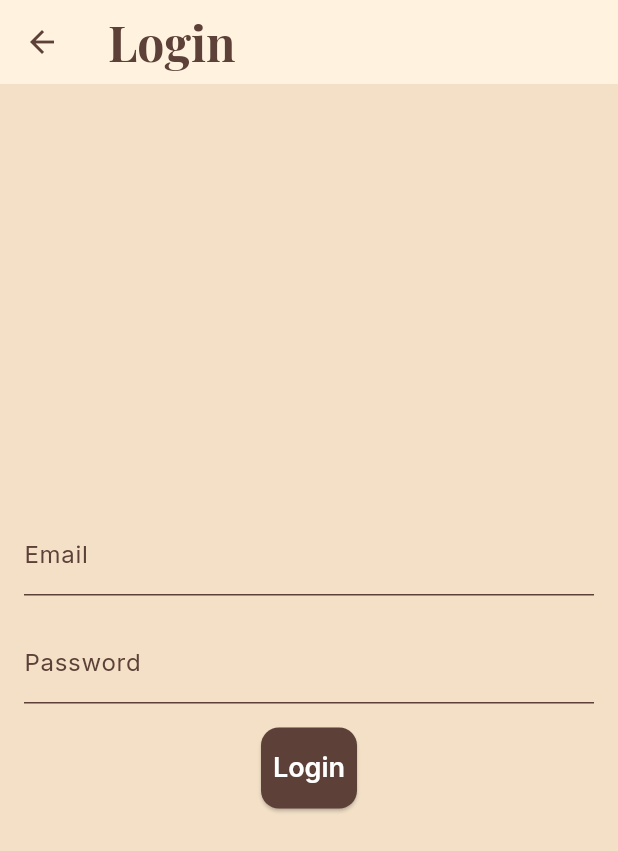
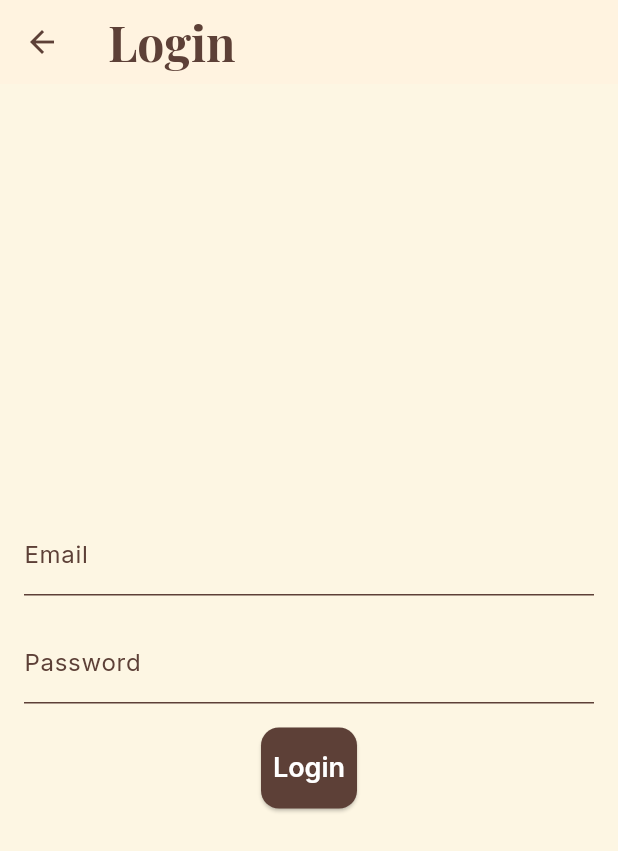
Before and after one commit to parthakre-114/sahityakaar_flutter, a Flutter app: the screen it shows after launch, after a tap on "Login", on a phone screen of 412 x 824 dp. Shown: the top 851 px of the screen. Run offline on Flutter 3.47's test engine with Material 3 defaults, Android fonts, the light colour scheme and no system bars; our stand-ins replace flutter_dotenv, flutter_riverpod, google_fonts, supabase_flutter; accounts and stored records are empty.

Commit message:
theme changed

```diff
--- a/sahityakaar/lib/src/screens/index_screen.dart
+++ b/sahityakaar/lib/src/screens/index_screen.dart
@@ -13,6 +13,7 @@ class IndexScreen extends StatelessWidget {
           width: double.infinity,
           padding: const EdgeInsets.symmetric(horizontal: 24),
           child: Column(
+            mainAxisAlignment: MainAxisAlignment.center,
             children: [
               const Spacer(flex: 2),
 
@@ -41,11 +42,26 @@ class IndexScreen extends StatelessWidget {
                 style: theme.textTheme.bodyMedium,
               ),
 
-              const Spacer(flex: 3),
+              const SizedBox(height: 16),
 
-              // Buttons
+              // Divider line
+              const Divider(
+                color: Colors.black,
+                thickness: 1,
+                indent: 50,
+                endIndent: 50,
+              ),
+
+              const SizedBox(height: 32),
+
+              // Centered Buttons with adjusted width
+              Center(
+                child: ConstrainedBox(
+                  constraints: const BoxConstraints(maxWidth: 280),
+                  child: Column(
+                    children: [
                       SizedBox(
-                width: double.infinity, // Make buttons full width
+                        width: double.infinity,
                         child: ElevatedButton(
                           onPressed: () => Navigator.pushNamed(context, '/login'),
                           child: const Text('Login'),
@@ -59,8 +75,12 @@ class IndexScreen extends StatelessWidget {
                           child: const Text('Register'),
                         ),
                       ),
+                    ],
+                  ),
+                ),
+              ),
 
-              const Spacer(flex: 2),
+              const Spacer(flex: 3),
             ],
           ),
         ),
--- a/sahityakaar/lib/theme.dart
+++ b/sahityakaar/lib/theme.dart
@@ -4,7 +4,7 @@ import 'package:google_fonts/google_fonts.dart';
 
 /// Custom Sahityakaar color palette
 class SahityakaarColors {
-  static const background = Color(0xFFF3E0C7); // warm parchment
+  static const background = Color(0xFFFDF6E3); // warm parchment
   static const primary = Color(0xFF5D4037);    // dark brown
   static const onPrimary = Colors.white;
   static const secondary = Color(0xFFFFF3E0);  // pale cream
```
Lines whose indentation alone changed are shown as unchanged.
